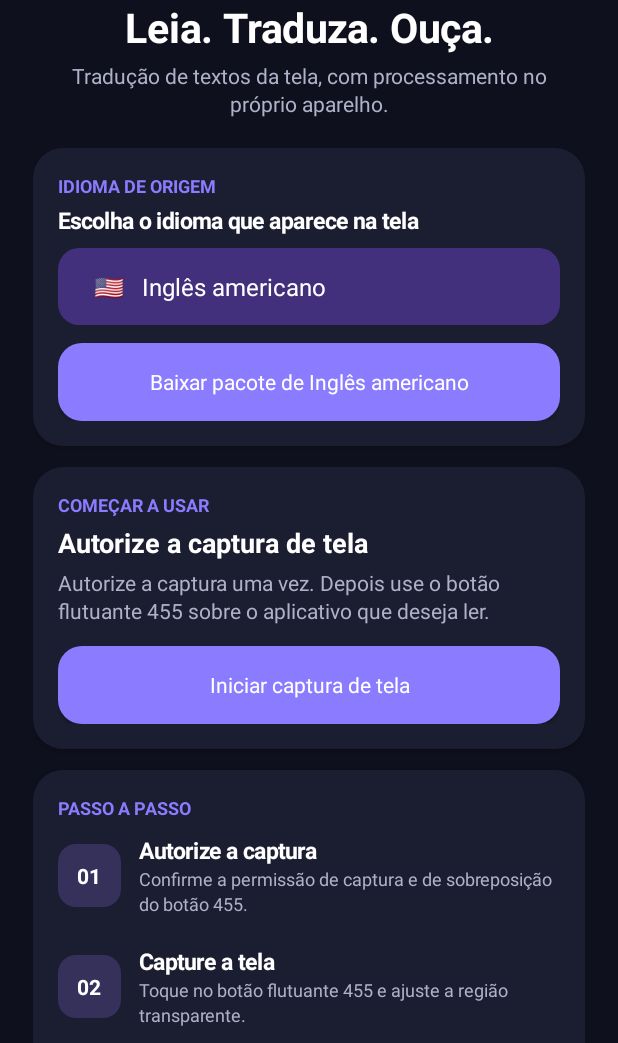
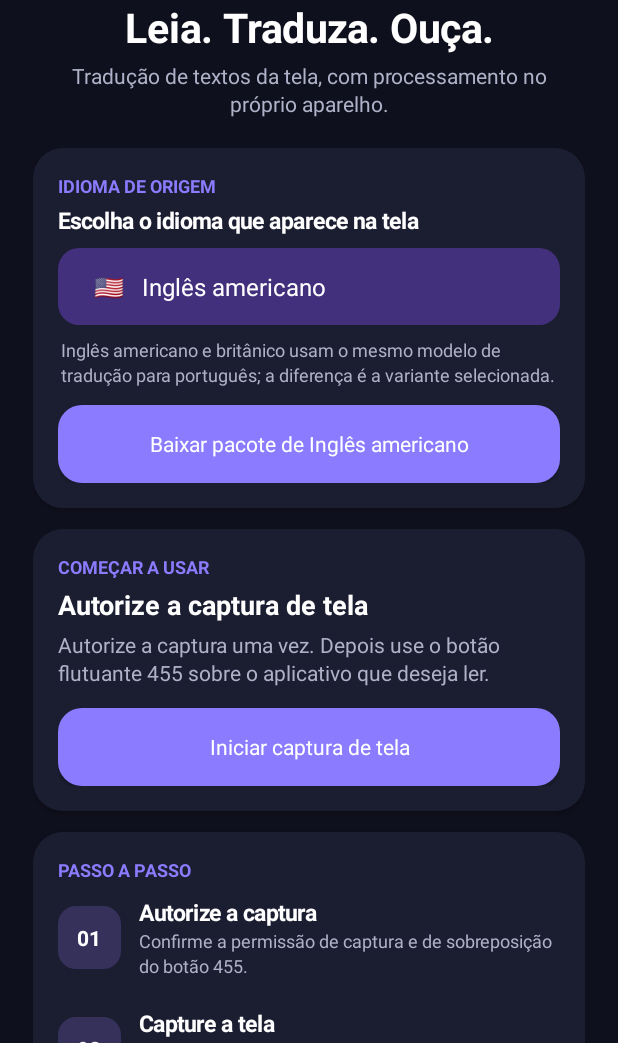
Before and after one commit to ohivyyctcvyovy-dotcom/cautious-waffle, an Android app: the screen it shows after launch (MainActivity), on a phone screen of 412 x 824 dp, the part 193-1236 px from its top. Run offline under Robolectric (Android 15) with nearby library versions, the phone set to English and light mode, and no system bars; libraries missing offline, so code that uses them is left out: io.github.yinvoker.foxlet.

Commit message:
Clarify English variants and on-device privacy behavior

```diff
--- a/app/src/main/java/com/leitordetela/app/MainActivity.kt
+++ b/app/src/main/java/com/leitordetela/app/MainActivity.kt
@@ -104,6 +104,7 @@ class MainActivity : Activity() {
             }
         }
         languageCard.addView(picker)
+        languageCard.addView(text("Inglês americano e britânico usam o mesmo modelo de tradução para português; a diferença é a variante selecionada.", 12f, muted, false).apply { setPadding(dp(2), dp(8), dp(2), 0) })
         installButton = Button(this).apply {
             isAllCaps = false
             textSize = 14f
@@ -131,7 +132,7 @@ class MainActivity : Activity() {
 
         val privacy = card()
         privacy.addView(text("PRIVACIDADE E FUNCIONAMENTO", 12f, accent, true))
-        privacy.addView(text("O reconhecimento e a tradução são feitos no aparelho. Os pacotes de idioma precisam ser baixados antes do primeiro uso; esse download usa internet. O texto capturado não é enviado para um serviço de tradução. A leitura em voz alta usa o mecanismo de voz instalado no Android.", 13f, muted, false))
+        privacy.addView(text("O reconhecimento e a tradução são feitos no aparelho, com os modelos instalados. A internet é usada para baixar esses modelos. O texto e a imagem capturados não são enviados pelo aplicativo a uma API de tradução. A leitura em voz alta usa o mecanismo de voz do Android; algumas vozes do sistema podem usar internet.", 13f, muted, false))
         page.addView(privacy)
 
         status = text("Pronto para configurar.", 13f, Color.WHITE, false)
```
